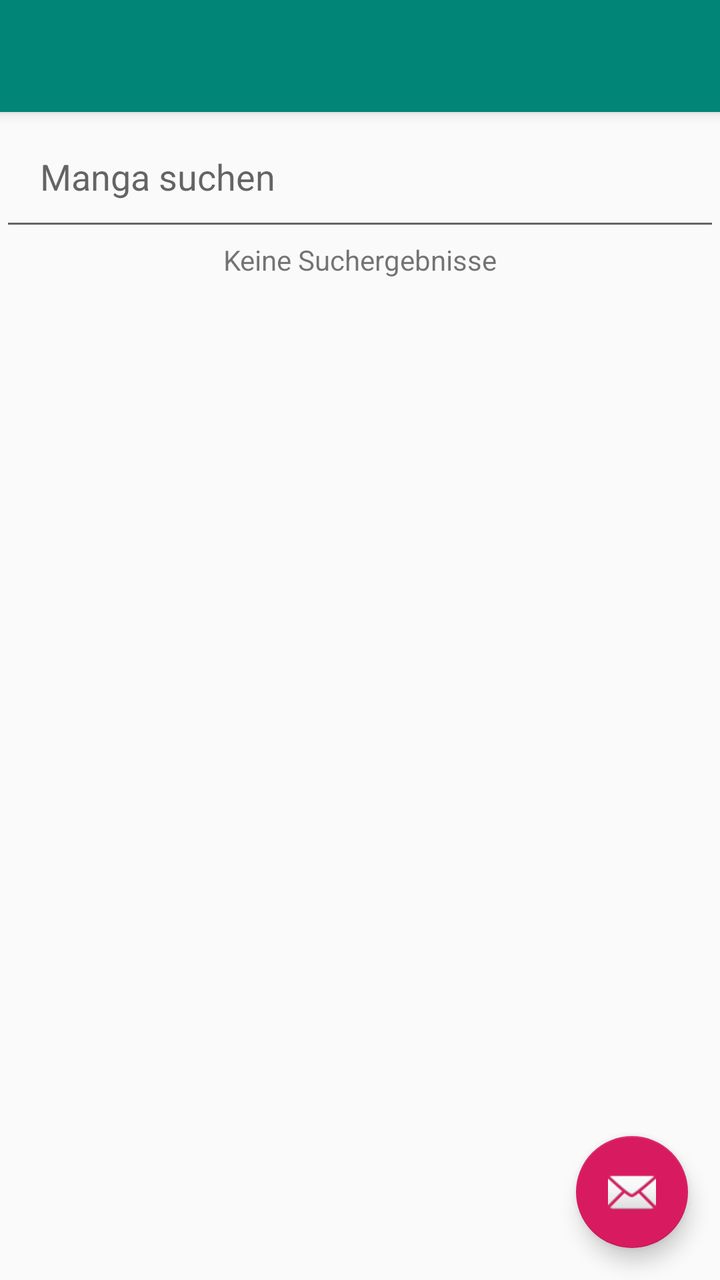
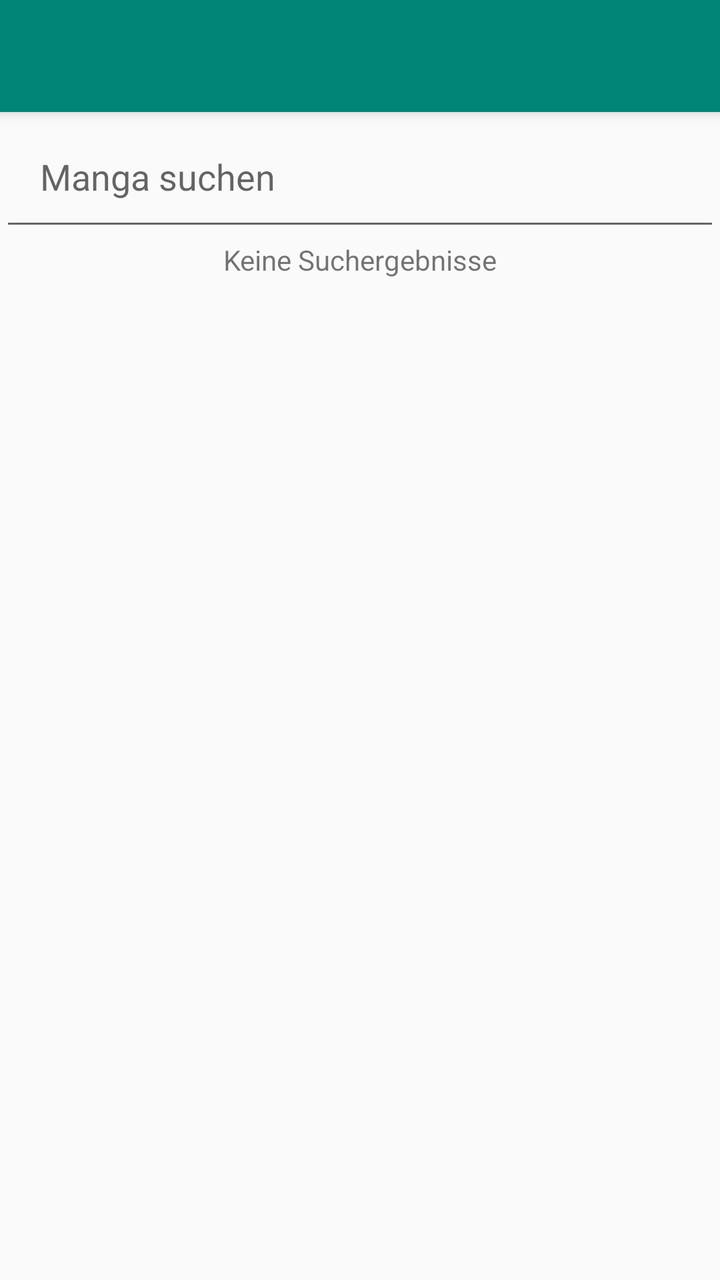

Two renders of the same Android screen: before a commit and after it. Below are the layout's source before the change and the commit's diff.
<!-- AndroidManifest.xml: application theme AppTheme -->
<!-- res/layout/app_bar_search_actitiy.xml -->
<?xml version="1.0" encoding="utf-8"?>
<android.support.design.widget.CoordinatorLayout
        xmlns:android="http://schemas.android.com/apk/res/android"
        xmlns:app="http://schemas.android.com/apk/res-auto"
        xmlns:tools="http://schemas.android.com/tools"
        android:layout_width="match_parent"
        android:layout_height="match_parent"
        tools:context=".Activities.SearchActivity">

    <android.support.design.widget.AppBarLayout
            android:layout_height="wrap_content"
            android:layout_width="match_parent"
            android:theme="@style/AppTheme.AppBarOverlay">

        <android.support.v7.widget.Toolbar
                android:id="@+id/toolbar"
                android:layout_width="match_parent"
                android:layout_height="?attr/actionBarSize"
                android:background="?attr/colorPrimary"
                app:popupTheme="@style/AppTheme.PopupOverlay"/>

    </android.support.design.widget.AppBarLayout>

    <include layout="@layout/content_search_actitiy"/>

    <android.support.design.widget.FloatingActionButton
            android:id="@+id/fab"
            android:layout_width="wrap_content"
            android:layout_height="wrap_content"
            android:layout_gravity="bottom|end"
            android:layout_margin="@dimen/fab_margin"
            app:srcCompat="@android:drawable/ic_dialog_email"/>

</android.support.design.widget.CoordinatorLayout>
<!-- res/layout/content_search_actitiy.xml (included above) -->
<?xml version="1.0" encoding="utf-8"?>
<android.support.constraint.ConstraintLayout
        xmlns:android="http://schemas.android.com/apk/res/android"
        xmlns:tools="http://schemas.android.com/tools"
        xmlns:app="http://schemas.android.com/apk/res-auto"
        android:layout_width="match_parent"
        android:layout_height="match_parent"
        app:layout_behavior="@string/appbar_scrolling_view_behavior"
        tools:showIn="@layout/app_bar_search_actitiy"
        tools:context=".Activities.SearchActivity">
    <FrameLayout
            android:layout_width="match_parent"
            android:layout_height="match_parent">

        <LinearLayout
                android:orientation="vertical"
                android:layout_width="match_parent"
                android:layout_height="715dp" tools:layout_editor_absoluteY="8dp" tools:layout_editor_absoluteX="8dp">
            <EditText
                    android:layout_width="match_parent"
                    android:layout_height="wrap_content"
                    android:inputType="textPersonName"
                    android:id="@+id/searchEditText" android:padding="20dp" android:ems="10"
                    android:hint="Manga suchen"/>
            <TextView
                    android:text="Keine Suchergebnisse"
                    android:layout_width="match_parent"
                    android:layout_height="wrap_content" android:id="@+id/emptySearchText" android:gravity="center"/>
            <ScrollView
                    android:layout_width="match_parent"
                    android:layout_height="match_parent">
                <android.support.v7.widget.RecyclerView
                        android:layout_width="match_parent"
                        android:layout_height="wrap_content" android:id="@+id/searchResultRecyclerView"/>
            </ScrollView>
        </LinearLayout>
    </FrameLayout>

</android.support.constraint.ConstraintLayout>
<!-- resources referenced by this layout -->
<resources>
  <dimen name="fab_margin">16dp</dimen>
  <style name="AppTheme.AppBarOverlay" parent="ThemeOverlay.AppCompat.Dark.ActionBar" />
  <style name="AppTheme.PopupOverlay" parent="ThemeOverlay.AppCompat.Light" />
  <style name="AppTheme" parent="Theme.AppCompat.Light.DarkActionBar">
          
          <item name="colorPrimary">@color/colorPrimary</item>
          <item name="colorPrimaryDark">@color/colorPrimaryDark</item>
          <item name="colorAccent">@color/colorAccent</item>
      </style>
  <color name="colorPrimary">#008577</color>
  <color name="colorPrimaryDark">#00574B</color>
  <color name="colorAccent">#D81B60</color>
</resources>

<!-- the commit's change to res/layout/app_bar_search_actitiy.xml (unified diff, before → after) -->
@@ -22,15 +22,6 @@
     </android.support.design.widget.AppBarLayout>
 
     <include layout="@layout/content_search_actitiy"/>
-
-    <android.support.design.widget.FloatingActionButton
-            android:id="@+id/fab"
-            android:layout_width="wrap_content"
-            android:layout_height="wrap_content"
-            android:layout_gravity="bottom|end"
-            android:layout_margin="@dimen/fab_margin"
-            app:srcCompat="@android:drawable/ic_dialog_email"/>
-
 </android.support.design.widget.CoordinatorLayout>
 <!-- res/layout/content_search_actitiy.xml (included above) -->
 <?xml version="1.0" encoding="utf-8"?>
<!-- resource entries referenced after the edit -->
@@ -1,6 +1,5 @@
 <!-- resources referenced by this layout -->
 <resources>
-  <dimen name="fab_margin">16dp</dimen>
   <style name="AppTheme.AppBarOverlay" parent="ThemeOverlay.AppCompat.Dark.ActionBar" />
   <style name="AppTheme.PopupOverlay" parent="ThemeOverlay.AppCompat.Light" />
   <style name="AppTheme" parent="Theme.AppCompat.Light.DarkActionBar">
